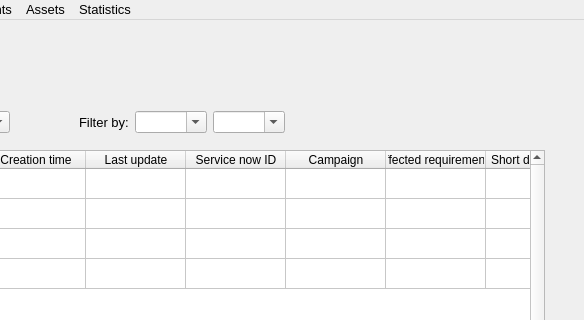
The window that ui/home_page.ui (vazmasero/UAT-Tool) describes before a commit, drawn with Qt 5; both pictures show x 266 to 850 and y 0 to 320 of the 850 by 650 pixel window.
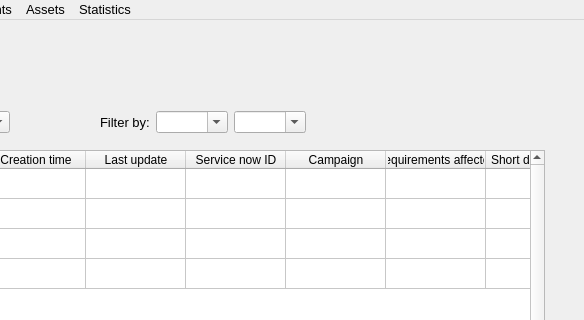
The same window after the commit.

Diff of the .ui file:
```diff
--- a/ui/home_page.ui
+++ b/ui/home_page.ui
@@ -107,7 +107,7 @@
     </column>
     <column>
      <property name="text">
-      <string>Affected requirements</string>
+      <string>Requirements affected</string>
      </property>
     </column>
     <column>
@@ -187,12 +187,12 @@
      </item>
     </layout>
    </widget>
-   <widget class="QWidget" name="">
+   <widget class="QWidget" name="layoutWidget">
     <property name="geometry">
      <rect>
       <x>41</x>
       <y>90</y>
-      <width>510</width>
+      <width>531</width>
       <height>24</height>
      </rect>
     </property>
```
